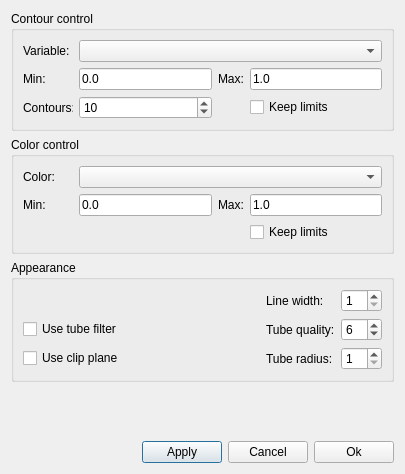
Qt form ElmerGUI/Application/vtkpost/isocontour.ui (tehnick/elmerfem) before a commit.
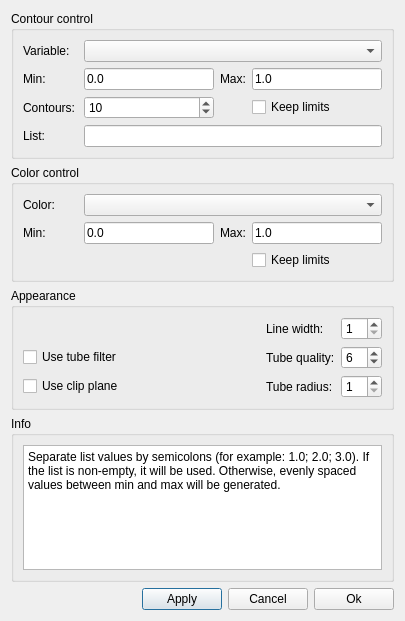
The same form after that commit. Icons and pictures are not drawn.

Commit message: ElmerGUI: Added the possibility to explicitely define isocontour values

Diff of the .ui file:
```diff
--- a/ElmerGUI/Application/vtkpost/isocontour.ui
+++ b/ElmerGUI/Application/vtkpost/isocontour.ui
@@ -6,7 +6,7 @@
     <x>0</x>
     <y>0</y>
     <width>401</width>
-    <height>474</height>
+    <height>621</height>
    </rect>
   </property>
   <property name="windowTitle" >
@@ -27,9 +27,15 @@
        <layout class="QHBoxLayout" >
         <item>
          <widget class="QLabel" name="variableLabel" >
+          <property name="minimumSize" >
+           <size>
+            <width>55</width>
+            <height>0</height>
+           </size>
+          </property>
           <property name="maximumSize" >
            <size>
-            <width>50</width>
+            <width>55</width>
             <height>16777215</height>
            </size>
           </property>
@@ -106,9 +112,15 @@
         </item>
         <item row="1" column="0" >
          <widget class="QLabel" name="contoursLabel" >
+          <property name="minimumSize" >
+           <size>
+            <width>55</width>
+            <height>0</height>
+           </size>
+          </property>
           <property name="maximumSize" >
            <size>
-            <width>50</width>
+            <width>55</width>
             <height>16777215</height>
            </size>
           </property>
@@ -151,6 +163,39 @@
         </item>
        </layout>
       </item>
+      <item>
+       <layout class="QHBoxLayout" >
+        <item>
+         <widget class="QLabel" name="listLabel" >
+          <property name="minimumSize" >
+           <size>
+            <width>55</width>
+            <height>0</height>
+           </size>
+          </property>
+          <property name="maximumSize" >
+           <size>
+            <width>55</width>
+            <height>16777215</height>
+           </size>
+          </property>
+          <property name="text" >
+           <string>List:</string>
+          </property>
+         </widget>
+        </item>
+        <item>
+         <widget class="QLineEdit" name="contourList" >
+          <property name="maximumSize" >
+           <size>
+            <width>16777215</width>
+            <height>24</height>
+           </size>
+          </property>
+         </widget>
+        </item>
+       </layout>
+      </item>
      </layout>
     </widget>
    </item>
@@ -164,6 +209,12 @@
        <layout class="QHBoxLayout" >
         <item>
          <widget class="QLabel" name="colorLabel" >
+          <property name="minimumSize" >
+           <size>
+            <width>55</width>
+            <height>0</height>
+           </size>
+          </property>
           <property name="maximumSize" >
            <size>
             <width>50</width>
@@ -199,7 +250,7 @@
          <widget class="QLabel" name="colorMinLabel" >
           <property name="minimumSize" >
            <size>
-            <width>50</width>
+            <width>55</width>
             <height>0</height>
            </size>
           </property>
@@ -350,6 +401,28 @@
      </layout>
     </widget>
    </item>
+   <item>
+    <widget class="QGroupBox" name="infoGroup" >
+     <property name="title" >
+      <string>Info</string>
+     </property>
+     <layout class="QVBoxLayout" >
+      <item>
+       <widget class="QTextEdit" name="infoEdit" >
+        <property name="readOnly" >
+         <bool>true</bool>
+        </property>
+        <property name="html" >
+         <string>&lt;html>&lt;head>&lt;meta name="qrichtext" content="1" />&lt;style type="text/css">
+p, li { white-space: pre-wrap; }
+&lt;/style>&lt;/head>&lt;body style=" font-family:'Sans Serif'; font-size:9pt; font-weight:400; font-style:normal;">
+&lt;p style=" margin-top:0px; margin-bottom:0px; margin-left:0px; margin-right:0px; -qt-block-indent:0; text-indent:0px;">Separate list values by semicolons (for example: 1.0; 2.0; 3.0). If the list is non-empty, it will be used. Otherwise, evenly spaced values between min and max will be generated.&lt;/p>&lt;/body>&lt;/html></string>
+        </property>
+       </widget>
+      </item>
+     </layout>
+    </widget>
+   </item>
    <item>
     <spacer>
      <property name="orientation" >
```
Left out of the diff: 22 changed lines with no effect on the pictures. The commit also changes 3 other files.
